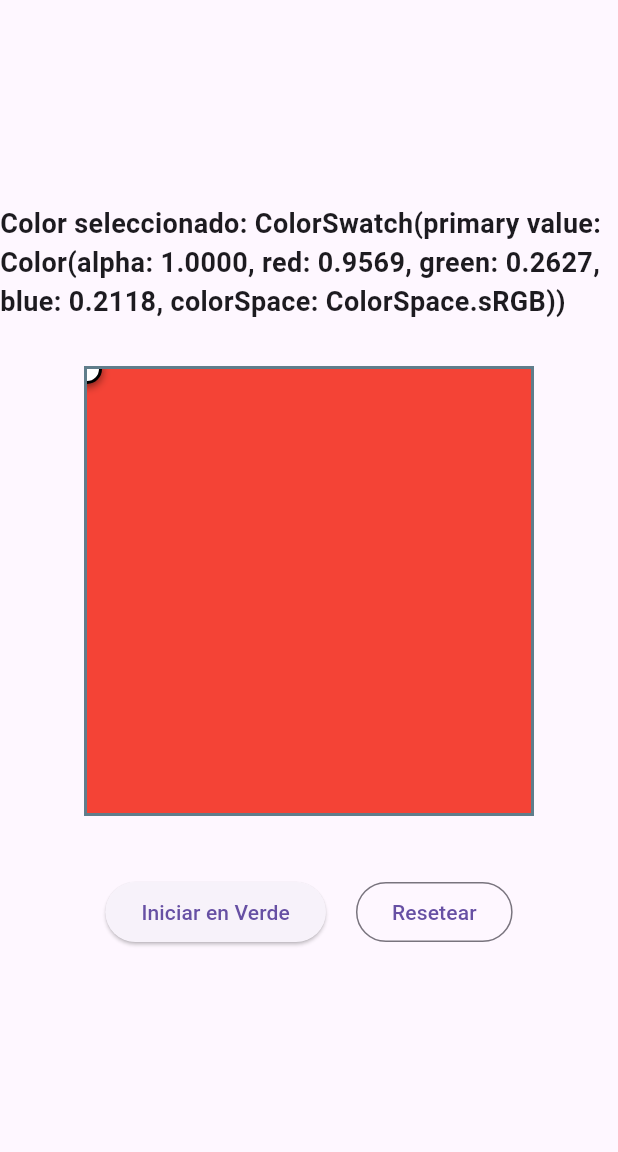
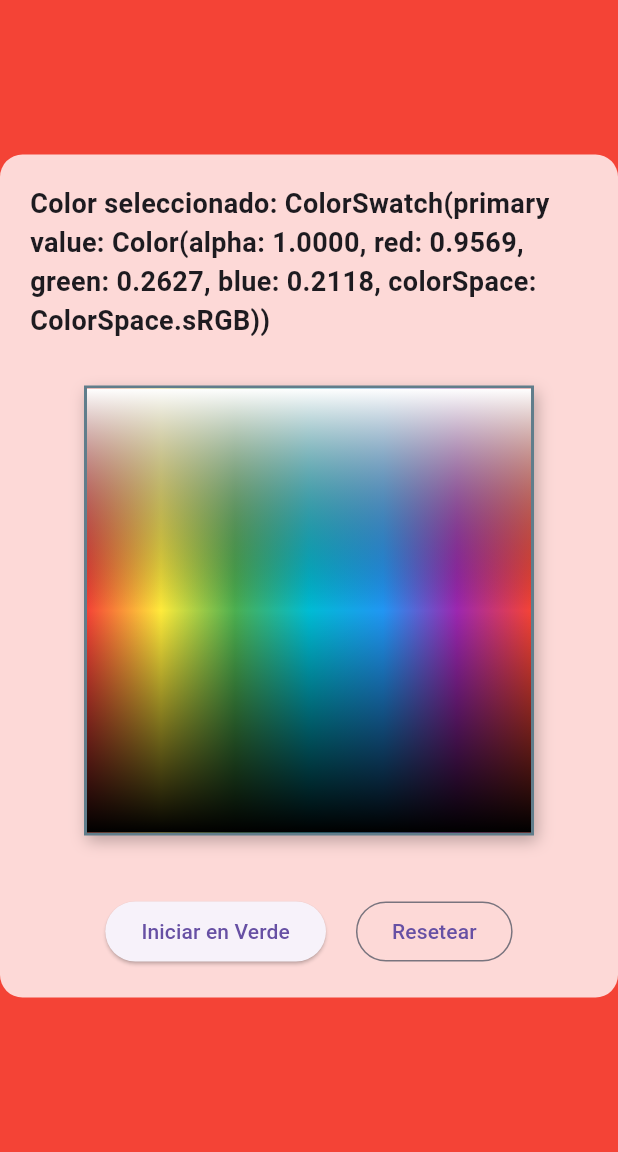
Before and after one commit to Xoscolate/selector_colores_GUI, a Flutter app: the screen it shows after launch, on a phone screen of 412 x 824 dp, the part 84-1236 px from its top. Run offline on Flutter 3.47's test engine with Material 3 defaults, Android fonts, the phone set to English and light mode, and no system bars.

Commit message:
cositas finales

```diff
--- a/lib/main.dart
+++ b/lib/main.dart
@@ -3,35 +3,100 @@ import 'package:provider/provider.dart';
 
 import 'models/selector_colores_estado.dart';
 import 'viewmodels/selector_colores_viewmodel.dart';
+import 'widgets/selector_colores_widget.dart';
 import 'views/pantalla.dart';
 
 /// Función principal que arranca la aplicación Flutter.
 void main() {
   runApp(
-    // 1. Envolvemos la app en el Provider para la arquitectura MVVM
     ChangeNotifierProvider(
       create: (context) {
-        // 2. Instanciamos el estado inicial (Desacoplamiento)
         const estadoInicial = ColorSelectorState();
-        // 3. Inyectamos el estado en el ViewModel
         return ColorSelectorViewModel(estadoInicial);
       },
-      child: const MiAppSelectorColor(),
+      // El MaterialApp debe ir aquí, envolviendo a tu widget raíz
+      child: const MaterialApp(
+        home: MiAppSelectorColor(),
+      ),
     ),
   );
 }
-
 /// Widget raíz de la aplicación.
 class MiAppSelectorColor extends StatelessWidget {
   const MiAppSelectorColor({super.key});
 
   @override
   Widget build(BuildContext context) {
-    return MaterialApp(
-      title: 'Selector de Color HSL',
-      theme: ThemeData(primarySwatch: Colors.blue),
-      // Cargamos la pantalla principal que crearemos a continuación
-      home: const MainScreen(),
+    // 1. LECTURA DEL ESTADO: Nos suscribimos al ViewModel [6]
+    final vm = context.watch<ColorSelectorViewModel>();
+
+    return Scaffold(
+      appBar: AppBar(
+        title: const Text('Práctica: Selector HSL'),
+      ),
+      // 2. ANIMATED CONTAINER: Envolvemos el body para animar el fondo [5]
+      body: AnimatedContainer(
+        duration: const Duration(milliseconds: 300), // Transición suave
+        color: vm.state.currentColor, // ¡Aquí aplicamos el color al fondo!
+
+        child: Center(
+          child: Container(
+            // Le ponemos un fondito semi-transparente blanco a la columna
+            // para que el texto y los bordes se sigan leyendo bien aunque
+            // elijas un color muy oscuro (como el negro).
+            padding: const EdgeInsets.all(20),
+            decoration: BoxDecoration(
+              color: Colors.white.withValues(alpha: 0.8),
+              borderRadius: BorderRadius.circular(15),
+            ),
+            child: Column(
+              mainAxisSize: MainAxisSize.min, // Para que la caja no ocupe toda la pantalla
+              children: [
+                // Texto de Feedback
+                Text(
+                  "Color seleccionado: ${vm.state.currentColor.toString()}",
+                  style: const TextStyle(fontSize: 18, fontWeight: FontWeight.bold),
+                ),
+                const SizedBox(height: 30),
+
+                // TU CUSTOM WIDGET
+                ColorSelectorWidget(
+                  state: vm.state,
+                  size: 300,
+                  borderColor: Colors.blueGrey,
+                  onColorSelect: (Color nuevoColor, double x, double y) {
+                    vm.selectColor(nuevoColor, x, y);
+                  },
+                  onReset: () {
+                    vm.resetSelector();
+                  },
+                  onStartFrom: (Color colorInicial) {
+                    vm.startFromColor(colorInicial);
+                  },
+                ),
+
+                const SizedBox(height: 40),
+
+                // Botones de prueba
+                Row(
+                  mainAxisSize: MainAxisSize.min,
+                  children: [
+                    ElevatedButton(
+                      onPressed: () => vm.startFromColor(Colors.green),
+                      child: const Text("Iniciar en Verde"),
+                    ),
+                    const SizedBox(width: 20),
+                    OutlinedButton(
+                      onPressed: () => vm.resetSelector(),
+                      child: const Text("Resetear"),
+                    ),
+                  ],
+                )
+              ],
+            ),
+          ),
+        ),
+      ),
     );
   }
 }
--- a/lib/views/pantalla.dart
+++ b/lib/views/pantalla.dart
@@ -39,11 +39,11 @@ class MainScreen extends StatelessWidget {
               borderColor: Colors.blueGrey,
 
               // 3. ENLAZAMOS LOS CALLBACKS AL VIEWMODEL
-              // a) onColorSelect(Color color) exigido por el enunciado
-              onColorSelect: (Color nuevoColor) {
-                // Aquí llamamos al ViewModel. (Le pasamos unas coordenadas de
-                // ejemplo temporalmente hasta que programemos la captura real).
-                vm.selectColor(nuevoColor, 150.0, 150.0);
+              // a) onColorSelect exigido por el enunciado (adaptado con X e Y)
+              onColorSelect: (Color nuevoColor, double x, double y) {
+                // Ahora le pasamos las coordenadas reales (x, y) que nos
+                // envía el Custom Widget al hacer clic o arrastrar.
+                vm.selectColor(nuevoColor, x, y);
               },
 
               // b) onReset() exigido por el enunciado
--- a/lib/widgets/selector_colores_widget.dart
+++ b/lib/widgets/selector_colores_widget.dart
@@ -3,26 +3,25 @@ import '../models/selector_colores_estado.dart';
 
 /// Custom Widget que permite seleccionar un color HSL interactuando con un puntero.
 class ColorSelectorWidget extends StatelessWidget {
-
-  /// 1. Objeto de Estado inmutable obligatorio (RA 3.3).
+  /// Objeto de Estado inmutable obligatorio.
   final ColorSelectorState state;
 
-  /// 2. Parámetro de estilo opcional: Tamaño del cuadrado del selector.
+  /// Tamaño del cuadrado del selector.
   final double size;
 
-  /// 2. Parámetro de estilo opcional: Color de la vora del selector.
+  /// Color del borde del selector.
   final Color borderColor;
 
-  /// 3. Callback que se dispara cuando el usuario selecciona un nuevo color.
-  final Function(Color) onColorSelect;
+  /// Callback que se dispara cuando el usuario selecciona un nuevo color.
+  /// Modificado para incluir X e Y y permitir redibujar el marcador.
+  final Function(Color, double, double) onColorSelect;
 
-  /// 3. Callback que reinicia el estado del widget a los valores por defecto.
+  /// Callback que reinicia el widget.
   final VoidCallback onReset;
 
-  /// 3. Callback que inicia el selector partiendo de un color concreto.
+  /// Callback que inicia el selector partiendo de un color.
   final Function(Color) onStartFrom;
 
-  /// Constructor principal del Custom Widget.
   const ColorSelectorWidget({
     super.key,
     required this.state,
@@ -35,42 +34,98 @@ class ColorSelectorWidget extends StatelessWidget {
 
   @override
   Widget build(BuildContext context) {
-    // GestureDetector nos permitirá detectar clics y arrastres del ratón/dit.
+
+    // Función auxiliar para calcular coordenadas y el color HSL real
+    void manejarInteraccion(Offset posicionGlobal) {
+      // 1. Traducimos la coordenada Global a Local
+      final RenderBox box = context.findRenderObject() as RenderBox;
+      final Offset posicionLocal = box.globalToLocal(posicionGlobal);
+
+      // 2. Extraemos X e Y asegurando que no se salgan del marco (clamp)
+      double x = posicionLocal.dx.clamp(0.0, size);
+      double y = posicionLocal.dy.clamp(0.0, size);
+
+      // 3. MATEMÁTICAS HSL: Traducir píxeles a valores de color
+      // Eje X = Hue (0 a 360)
+      double hue = (x / size) * 360.0;
+      // Eje Y = Lightness (1.0 blanco arriba, 0.0 negro abajo)
+      double lightness = 1.0 - (y / size);
+      // La saturación la dejamos fija al 100% (1.0) para este selector 2D
+      double saturation = 1.0;
+
+      // 4. Creamos el color matemático y avisamos al ViewModel
+      Color colorCalculado = HSLColor.fromAHSL(1.0, hue, saturation, lightness).toColor();
+      onColorSelect(colorCalculado, x, y);
+    }
+
     return GestureDetector(
-      // onTapDown detecta el momento exacto en el que el usuario hace clic.
-      onTapDown: (TapDownDetails details) {
-        // Aquí en el futuro capturaremos las coordenadas para enviarlas por callback.
-      },
-      // Container delimita el tamaño total basado en el parámetro de estilo.
+      onTapDown: (details) => manejarInteraccion(details.globalPosition),
+      onPanUpdate: (details) => manejarInteraccion(details.globalPosition),
       child: Container(
         width: size,
         height: size,
         decoration: BoxDecoration(
           border: Border.all(color: borderColor, width: 2),
+          // Sombra opcional para dar sensación de profundidad
+          boxShadow: const [
+            BoxShadow(
+              color: Colors.black26,
+              blurRadius: 8,
+              offset: Offset(2, 4),
             ),
-        // Stack nos permite apilar el fondo y el puntero en coordenadas locales.
+          ],
+        ),
+        // STACK: Capas superpuestas
         child: Stack(
           fit: StackFit.expand,
           children: [
-            // CAPA 1: El fondo. Temporalmente pondremos el color del estado.
-            // Más adelante aquí irá un gradiente HSL complejo.
-            Container(color: state.currentColor),
+            // CAPA 1: Eje X (Hue) - Degradado Arcoíris Horizontal
+            Container(
+              decoration: const BoxDecoration(
+                gradient: LinearGradient(
+                  colors: [
+                    Colors.red,
+                    Colors.yellow,
+                    Colors.green,
+                    Colors.cyan,
+                    Colors.blue,
+                    Colors.purple,
+                    Colors.red,
+                  ],
+                ),
+              ),
+            ),
 
-            // CAPA 2: El marcador/puntero.
+            // CAPA 2: Eje Y (Lightness) - Degradado Vertical (Blanco a Negro)
+            Container(
+              decoration: const BoxDecoration(
+                gradient: LinearGradient(
+                  begin: Alignment.topCenter,
+                  end: Alignment.bottomCenter,
+                  colors: [
+                    Colors.white,
+                    Colors.transparent,
+                    Colors.black,
+                  ],
+                ),
+              ),
+            ),
+
+            // CAPA 3: EL MARCADOR (Puntero del usuario)
+            if (state.posX > 0 || state.posY > 0)
               Positioned(
-              // Restamos la mitad del tamaño del marcador (10) para centrarlo en la coordenada
                 left: state.posX - 10,
                 top: state.posY - 10,
                 child: Container(
                   width: 20,
                   height: 20,
                   decoration: BoxDecoration(
-                  color: Colors.white,
-                  shape: BoxShape.circle, // Dibuja un círculo perfecto
-                  border: Border.all(color: Colors.black, width: 2),
+                    color: state.currentColor, // Pintamos el centro del puntero con el color actual
+                    shape: BoxShape.circle, // Forma circular perfecta
+                    border: Border.all(color: Colors.white, width: 2),
                     boxShadow: [
                       BoxShadow(
-                      color: Colors.black.withValues(alpha:0.5),
+                        color: Colors.black.withValues(alpha: 0.5),
                         blurRadius: 4,
                         offset: const Offset(0, 2),
                       ),
```
Lines whose indentation alone changed are shown as unchanged.
